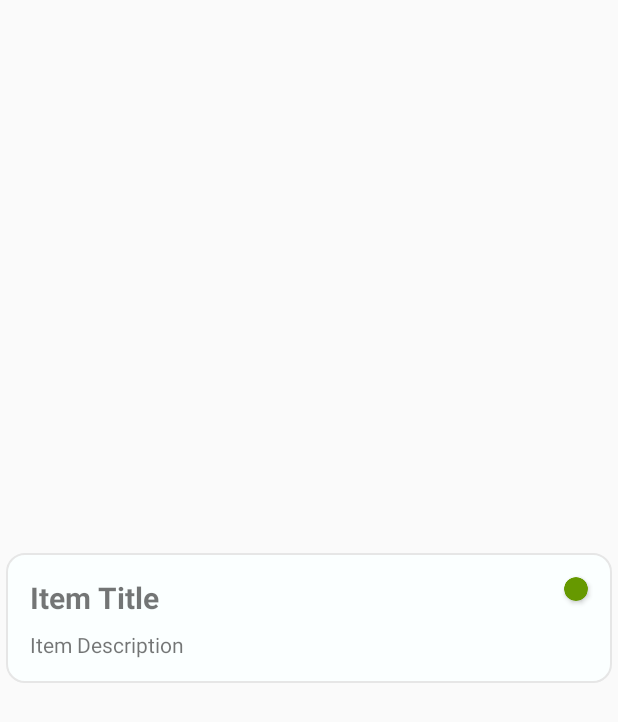
After one commit to mustaphaattah/ToDo-List-App, an Android app: the layout layout_row.xml on its own in the app's theme, with its tools: preview values and no code run, on a phone screen of 412 x 824 dp. The commit adds this screen. Shown: the top 722 px of the screen. Run offline under Robolectric (Android 15) with nearby library versions, the phone set to English and light mode, and no system bars.

Commit message:
added item view for ToDo

```diff
--- a/app/src/main/java/com/mtah/todolist/SharedViewModel.kt
+++ b/app/src/main/java/com/mtah/todolist/SharedViewModel.kt
@@ -16,7 +16,6 @@ class SharedViewModel(application: Application): AndroidViewModel(application) {
 
     val spinnerListener: AdapterView.OnItemSelectedListener  = object : AdapterView.OnItemSelectedListener {
         override fun onItemSelected(parent: AdapterView<*>?, view: View?, position: Int, id: Long) {
-//            TODO("Not yet implemented")
             when (position) {
                 0 -> (parent?.getChildAt(0) as TextView).setTextColor(ContextCompat.getColor(application, R.color.green))
                 1 -> (parent?.getChildAt(0) as TextView).setTextColor(ContextCompat.getColor(application, R.color.yellow))
@@ -24,9 +23,7 @@ class SharedViewModel(application: Application): AndroidViewModel(application) {
             }
         }
 
-        override fun onNothingSelected(parent: AdapterView<*>?) {
-//            TODO("Not yet implemented")
-        }
+        override fun onNothingSelected(parent: AdapterView<*>?) {}
 
     }
     fun getPriority(priority: String): Priority {
--- /dev/null
+++ b/app/src/main/java/com/mtah/todolist/fragments/ToDoAdapter.kt
@@ -0,0 +1,26 @@
+package com.mtah.todolist.fragments
+
+import android.view.View
+import android.view.ViewGroup
+import androidx.recyclerview.widget.RecyclerView
+import com.mtah.todolist.backend.models.ToDo
+
+class ToDoAdapter : RecyclerView.Adapter<ToDoAdapter.ToDoVIewHolder>() {
+
+    val data = listOf<ToDo>()
+    class ToDoVIewHolder(itemView: View): RecyclerView.ViewHolder(itemView) {
+
+    }
+
+    override fun onCreateViewHolder(parent: ViewGroup, viewType: Int): ToDoVIewHolder {
+        TODO("Not yet implemented")
+    }
+
+    override fun onBindViewHolder(holder: ToDoVIewHolder, position: Int) {
+        TODO("Not yet implemented")
+    }
+
+    override fun getItemCount(): Int {
+        TODO("Not yet implemented")
+    }
+}
--- /dev/null
+++ b/app/src/main/res/drawable/item_bg.xml
@@ -0,0 +1,7 @@
+<?xml version="1.0" encoding="utf-8"?>
+<shape xmlns:android="http://schemas.android.com/apk/res/android">
+
+    <solid android:color="@color/white"/>
+    <stroke android:width="1dp" android:color="@color/light_gray"/>
+    <corners android:radius="12dp"/>
+</shape>
--- /dev/null
+++ b/app/src/main/res/layout/layout_row.xml
@@ -0,0 +1,56 @@
+<?xml version="1.0" encoding="utf-8"?>
+<androidx.constraintlayout.widget.ConstraintLayout xmlns:android="http://schemas.android.com/apk/res/android"
+                                                   android:layout_width="match_parent"
+                                                   android:layout_height="match_parent"
+                                                   xmlns:app="http://schemas.android.com/apk/res-auto"
+                                                   android:layout_margin="4dp">
+
+    <androidx.constraintlayout.widget.ConstraintLayout android:layout_width="match_parent"
+                                                       android:layout_height="wrap_content"
+                                                       android:id="@+id/row_bg"
+                                                       android:background="@drawable/item_bg"
+                                                       app:layout_constraintTop_toTopOf="parent"
+                                                       app:layout_constraintEnd_toEndOf="parent"
+                                                       app:layout_constraintBottom_toBottomOf="parent"
+                                                       app:layout_constraintStart_toStartOf="parent"  >
+
+
+        <androidx.cardview.widget.CardView android:layout_width="16dp"
+                                           android:layout_height="16dp"
+                                           android:id="@+id/priority_indicator"
+                                           android:layout_marginTop="16dp"
+                                           android:layout_marginEnd="16dp"
+                                           app:cardCornerRadius="100dp"
+                                           app:cardBackgroundColor="@color/green"
+                                           app:layout_constraintTop_toTopOf="parent"
+                                           app:layout_constraintEnd_toEndOf="parent"/>
+
+        <TextView android:layout_width="wrap_content"
+                  android:layout_height="wrap_content"
+                  android:id="@+id/item_title_tv"
+                  android:layout_marginTop="16dp"
+                  android:layout_marginStart="16dp"
+                  app:layout_constraintTop_toTopOf="parent"
+                  app:layout_constraintStart_toStartOf="parent"
+                  android:textSize="20sp"
+                  android:textStyle="bold"
+                  android:maxLength="15"
+                  android:text="@string/item_title"/>
+        <TextView android:layout_width="0dp"
+                  android:layout_height="wrap_content"
+                  android:id="@+id/item_desc"
+                  android:layout_marginTop="8dp"
+                  android:layout_marginBottom="16dp"
+                  android:layout_marginEnd="16dp"
+                  app:layout_constraintTop_toBottomOf="@id/item_title_tv"
+                  app:layout_constraintStart_toStartOf="@id/item_title_tv"
+                  app:layout_constraintBottom_toBottomOf="parent"
+                  app:layout_constraintEnd_toEndOf="parent"
+                  android:text="@string/item_description"
+                  android:maxLength="300" android:maxLines="10"/>
+
+
+
+    </androidx.constraintlayout.widget.ConstraintLayout>
+
+</androidx.constraintlayout.widget.ConstraintLayout>
--- a/app/src/main/res/values/strings.xml
+++ b/app/src/main/res/values/strings.xml
@@ -15,6 +15,8 @@
     <string name="delete_all">Delete All</string>
     <string name="add">Add</string>
     <string name="save">Save</string>
+    <string name="item_title">Item Title</string>
+    <string name="item_description">Item Description</string>
 
     <string-array name="priorities">
         <item>Low Priority</item>
```
